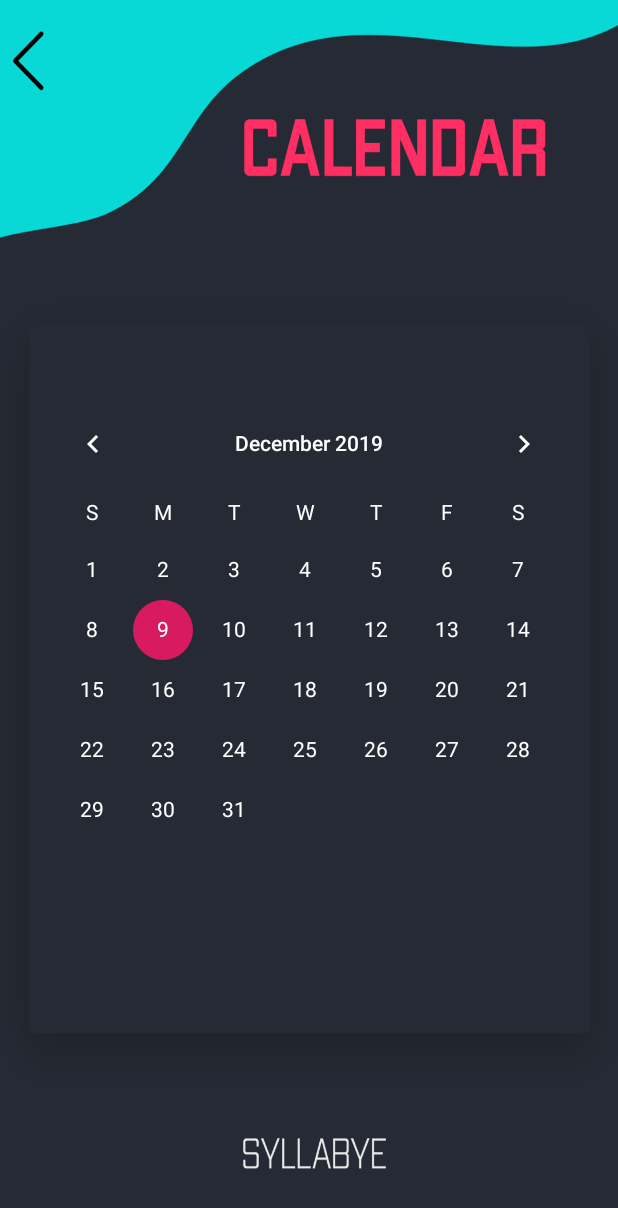
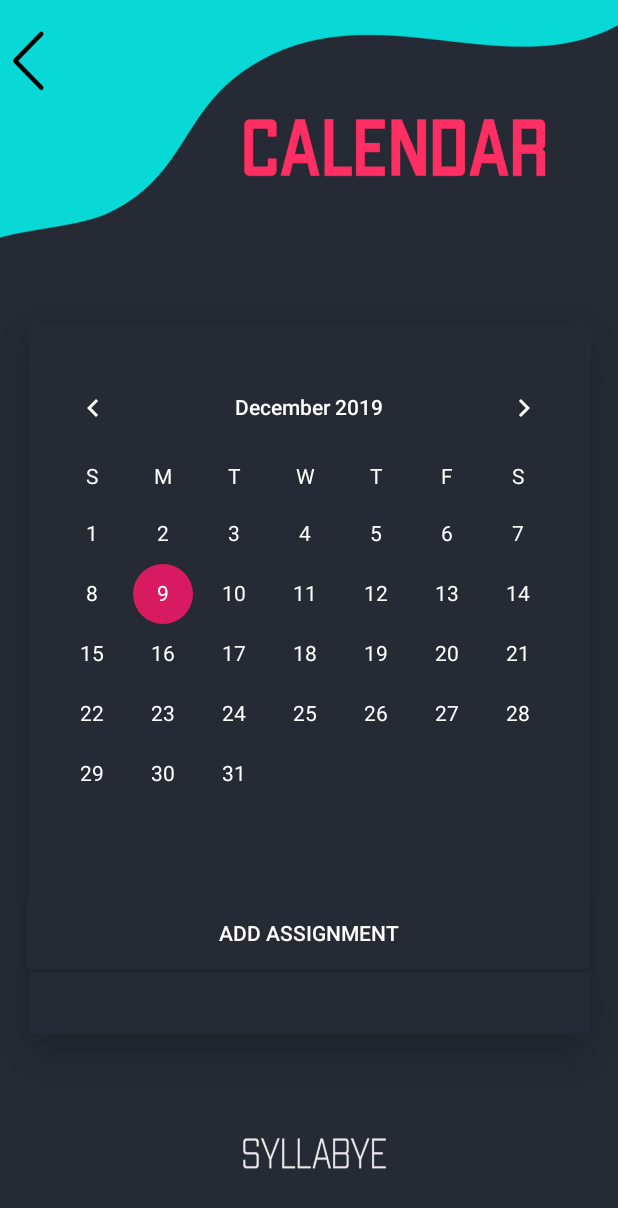
Before and after one commit to ECU-CSCI-3030/Lucario-Fall-2019, an Android app: the CalendarActivity screen opened directly, with no data from a screen before it, on a phone screen of 412 x 824 dp. Shown: the top 1208 px of the screen. Run offline under Robolectric (Android 15) with nearby library versions, the light colour scheme and no system bars.

Commit message:
Add Assignment Button Added
Author - Deric Martinez - martinezd17@students.ecu.edu
Date - 12/8/2019
Issue - #26

Added the button to manualy add an assignment to the calandar.

```diff
--- a/Syllabye/app/src/main/res/layout/activity_calendar.xml
+++ b/Syllabye/app/src/main/res/layout/activity_calendar.xml
@@ -23,6 +23,15 @@
 
     </LinearLayout>
 
+        <Button
+            android:id="@+id/btn_add_event"
+            android:layout_width="375dp"
+            android:layout_height="wrap_content"
+            android:layout_alignParentBottom="true"
+            android:text="ADD ASSIGNMENT"
+            android:background="@color/colorPrimary"
+            android:textColor="#FFFFFF"/>
+
 
 
 </LinearLayout>
--- a/Syllabye/build.gradle
+++ b/Syllabye/build.gradle
@@ -7,7 +7,7 @@ buildscript {
 
     }
     dependencies {
-        classpath 'com.android.tools.build:gradle:3.5.2'
+        classpath 'com.android.tools.build:gradle:3.5.3'
 
         // NOTE: Do not place your application dependencies here; they belong
         // in the individual module build.gradle files
```
Also changed, not shown: 1 other file.
